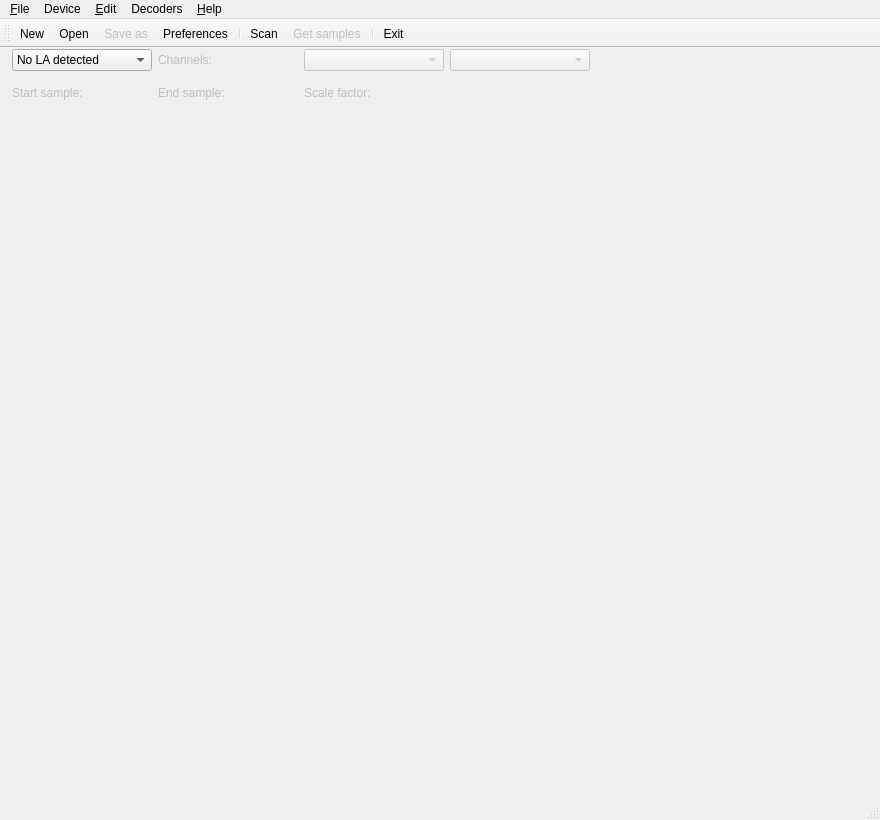
oxyum/sigrok, file gui/mainwindow.ui: the form before one commit.
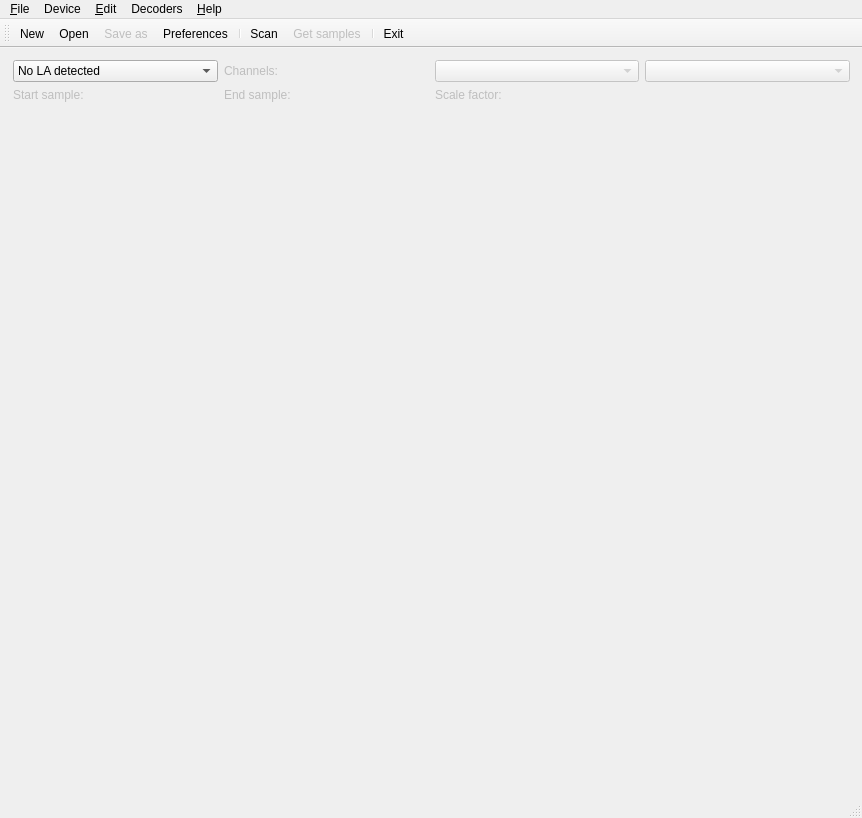
The form after the commit. Icons and pictures are not drawn.

Commit message: GUI: Use nested layouts to let controls adjust to the available space.

Patch:
```diff
--- a/gui/mainwindow.ui
+++ b/gui/mainwindow.ui
@@ -6,8 +6,8 @@
    <rect>
     <x>0</x>
     <y>0</y>
-    <width>880</width>
-    <height>820</height>
+    <width>862</width>
+    <height>818</height>
    </rect>
   </property>
   <property name="windowTitle">
@@ -18,24 +18,14 @@
     <normaloff>:/icons/sigrok-logo-notext.png</normaloff>:/icons/sigrok-logo-notext.png</iconset>
   </property>
   <widget class="QWidget" name="centralWidget">
+   <layout class="QVBoxLayout" name="verticalLayout">
+    <item>
    <widget class="QWidget" name="mainWidget" native="true">
-    <property name="geometry">
-     <rect>
-      <x>10</x>
-      <y>0</y>
-      <width>581</width>
-      <height>61</height>
-     </rect>
-    </property>
-    <widget class="QWidget" name="gridLayoutWidget">
-     <property name="geometry">
-      <rect>
-       <x>0</x>
-       <y>0</y>
-       <width>581</width>
-       <height>61</height>
-      </rect>
-     </property>
+      <layout class="QVBoxLayout" name="verticalLayout_2">
+       <property name="margin">
+        <number>0</number>
+       </property>
+       <item>
      <layout class="QGridLayout" name="gridLayout">
       <property name="leftMargin">
        <number>2</number>
@@ -113,16 +103,32 @@
        </widget>
       </item>
      </layout>
-    </widget>
-   </widget>
+       </item>
+       <item>
+        <spacer name="verticalSpacer">
+         <property name="orientation">
+          <enum>Qt::Vertical</enum>
+         </property>
+         <property name="sizeHint" stdset="0">
+          <size>
+           <width>20</width>
+           <height>40</height>
+          </size>
+         </property>
+        </spacer>
+       </item>
+      </layout>
+     </widget>
+    </item>
+   </layout>
   </widget>
   <widget class="QMenuBar" name="menuBar">
    <property name="geometry">
     <rect>
      <x>0</x>
      <y>0</y>
-     <width>880</width>
-     <height>21</height>
+     <width>862</width>
+     <height>22</height>
     </rect>
    </property>
    <widget class="QMenu" name="menuFile">
```
Lines whose indentation alone changed are shown as unchanged.
